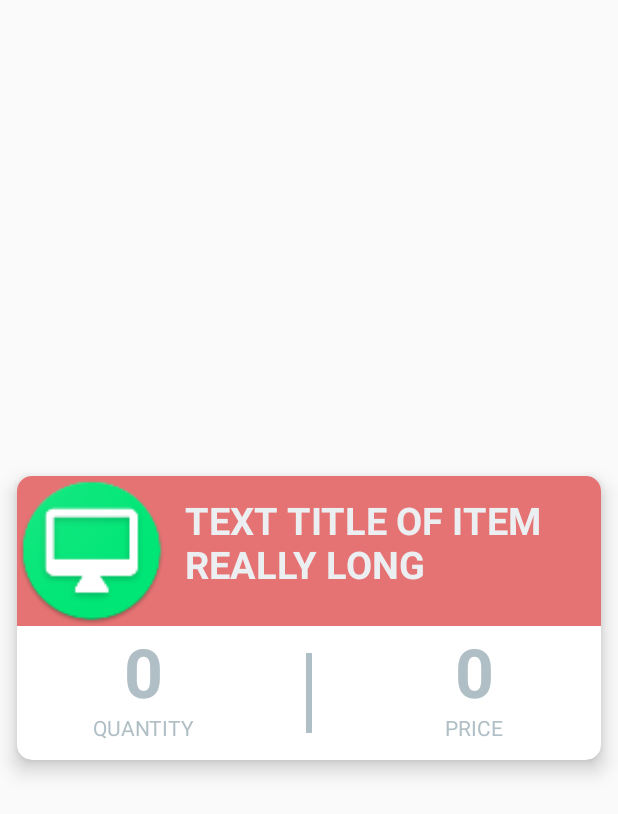
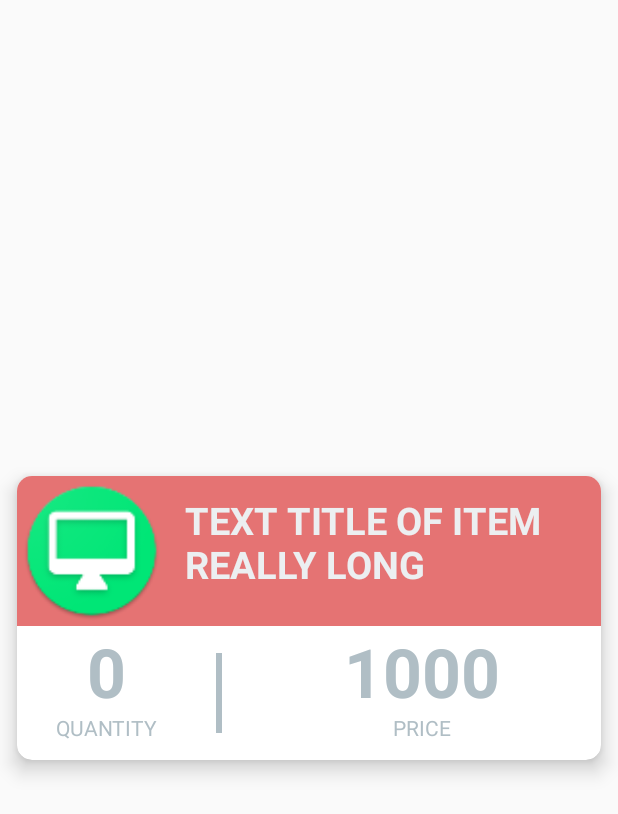
Before and after one commit to carlosgilsaenz/ComputerInventory, an Android app: the layout cardview_item.xml on its own in the app's theme, with its tools: preview values and no code run, on a phone screen of 412 x 824 dp. Shown: the top 814 px of the screen. Run offline under Robolectric (Android 15) with nearby library versions, the phone set to English and light mode, and no system bars.

```diff
--- a/app/src/main/java/com/example/android/computerinventory/Data/InventoryContract.java
+++ b/app/src/main/java/com/example/android/computerinventory/Data/InventoryContract.java
@@ -29,6 +29,9 @@ public class InventoryContract {
         //  Product price
         public static final String PRODUCT_PRICE = "price";
 
+        //  Manufacturers email
+        public static final String MANUFACTURE_EMAIL = "email";
+
         //  URI creation
         public static final String CONTENT_AUTHORITY = "com.example.android.computerinventory";
         public static final Uri BASE_CONTENT_URI = Uri.parse("content://" + CONTENT_AUTHORITY);
--- a/app/src/main/java/com/example/android/computerinventory/Data/InventoryDBHelper.java
+++ b/app/src/main/java/com/example/android/computerinventory/Data/InventoryDBHelper.java
@@ -19,6 +19,7 @@ public class InventoryDBHelper extends SQLiteOpenHelper{
                     BaseColumns._ID + " INTEGER PRIMARY KEY," +
                     inventoryEntry.PRODUCT_NAME + " TEXT NOT NULL," +
                     inventoryEntry.PRODUCT_TYPE + " INTEGER NOT NULL," +
+                    inventoryEntry.MANUFACTURE_EMAIL + " TEXT NOT NULL," +
                     inventoryEntry.PRODUCT_QUANTITY + " INTEGER CHECK (" +
                     inventoryEntry.PRODUCT_QUANTITY +">=0)," +
                     inventoryEntry.PRODUCT_PRICE + " INTEGER CHECK(" +
--- a/app/src/main/java/com/example/android/computerinventory/RecyclerAdapter.java
+++ b/app/src/main/java/com/example/android/computerinventory/RecyclerAdapter.java
@@ -56,7 +56,7 @@ public class RecyclerAdapter extends RecyclerView.Adapter<RecyclerAdapter.Custom
         String quantityString = Integer.toString(mCursor.getInt(quantityIndex));
 
         int priceIndex = mCursor.getColumnIndex(inventoryEntry.PRODUCT_PRICE);
-        String priceString = Integer.toString(mCursor.getInt(priceIndex));
+        int priceInt = mCursor.getInt(priceIndex);
 
         int imageIndex = mCursor.getColumnIndex(inventoryEntry.PRODUCT_TYPE);
         int imageType = mCursor.getInt(imageIndex);
@@ -69,7 +69,7 @@ public class RecyclerAdapter extends RecyclerView.Adapter<RecyclerAdapter.Custom
         quantityView.setText(quantityString);
 
         TextView priceView = holder.priceView;
-        priceView.setText(priceString);
+        priceView.setText("$" + priceInt);
 
         ImageView imageView = holder.imageView;
         setImageView(imageType, imageView);
--- a/app/src/main/res/layout/cardview_item.xml
+++ b/app/src/main/res/layout/cardview_item.xml
@@ -27,6 +27,7 @@
             <ImageView
                 android:layout_width="100dp"
                 android:layout_height="100dp"
+                android:padding="3dp"
                 android:id="@+id/image_computer_type"
                 tools:src="@drawable/ic_desktop"/>
 
@@ -39,6 +40,7 @@
                 android:textColor="@color/colorTitleText"
                 android:textSize="25sp"
                 android:textStyle="bold"
+                android:ellipsize="end"
                 tools:text="TEXT TITLE OF ITEM REALLY LONG" />
         </LinearLayout>
 
@@ -83,15 +85,15 @@
                 android:layout_width="4dp"
                 android:layout_height="match_parent"
                 android:layout_marginBottom="18dp"
-                android:layout_marginLeft="24dp"
-                android:layout_marginRight="24dp"
+                android:layout_marginLeft="14dp"
+                android:layout_marginRight="14dp"
                 android:layout_marginTop="18dp"
                 android:background="@color/colorText" />
 
             <RelativeLayout
                 android:layout_width="0dp"
                 android:layout_height="match_parent"
-                android:layout_weight="1">
+                android:layout_weight="2">
 
                 <TextView
                     android:id="@+id/text_price_amount"
@@ -102,8 +104,10 @@
                     android:gravity="center"
                     android:textColor="@color/colorText"
                     android:textSize="45sp"
+                    android:lines="1"
                     android:textStyle="bold"
-                    tools:text="0" />
+                    android:ellipsize="end"
+                    tools:text="1000" />
 
                 <TextView
                     android:id="@+id/text_price"
```
Also changed, not shown: app/src/main/java/com/example/android/computerinventory/AddActivity.java (+97 -2 lines), app/src/main/res/layout/activity_add.xml (+19 -6 lines).
